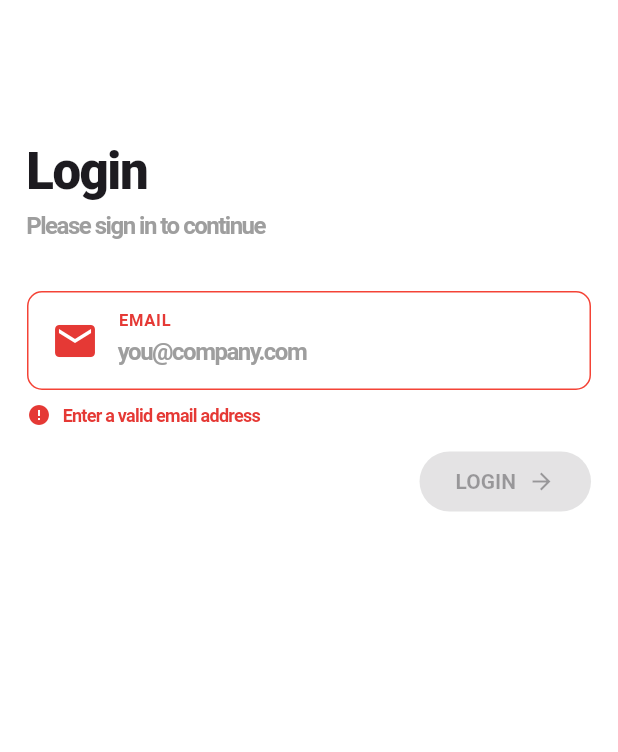
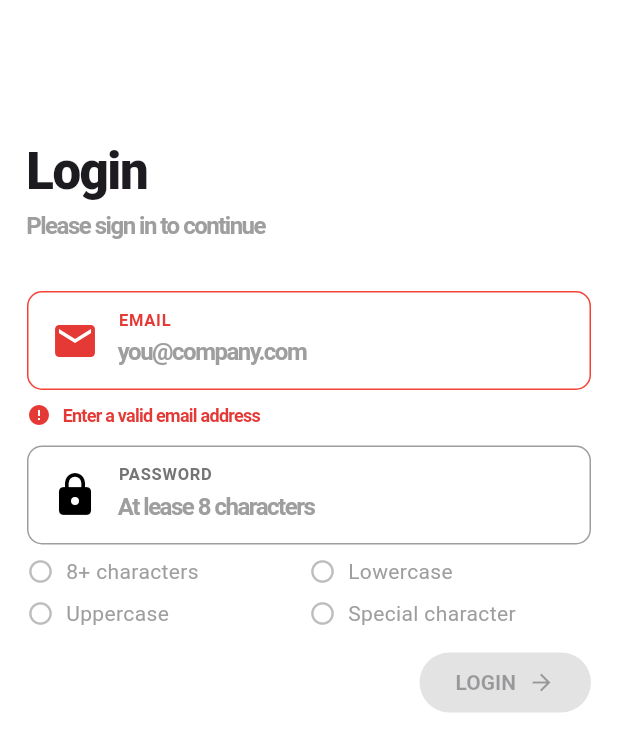
Before and after one commit to rostikmakhanko/red_bull_case_study_application, a Flutter app: the screen it shows after launch, on a phone screen of 412 x 824 dp. Shown: the top 752 px of the screen. Run offline on Flutter 3.47's test engine with Material 3 defaults, Android fonts, the phone set to English and light mode, and no system bars.

Commit message:
Add password validation by 4 criterias

```diff
--- a/lib/screens/login_screen.dart
+++ b/lib/screens/login_screen.dart
@@ -1,4 +1,5 @@
 import 'package:flutter/material.dart';
+
 import 'media_library_screen.dart';
 
 class LoginScreen extends StatefulWidget {
@@ -19,6 +20,17 @@ class _LoginScreenState extends State<LoginScreen> {
     }
     return RegExp(r'^[\w.-]+@([\w-]+\.)+[\w-]{2,}$').hasMatch(email);
   }
+
+  bool get _hasMinLength => password.length >= 8;
+  bool get _hasUppercase => RegExp(r'[A-Z]').hasMatch(password);
+  bool get _hasLowercase => RegExp(r'[a-z]').hasMatch(password);
+  bool get _hasSpecialChar =>
+      RegExp(r'[!@#$%^&*(),.?":{}|<>]').hasMatch(password);
+
+  bool get _isPasswordValid =>
+      _hasMinLength && _hasUppercase && _hasLowercase && _hasSpecialChar;
+
+  bool get _isFormValid => _isEmailValid && _isPasswordValid;
 
   @override
   Widget build(BuildContext context) {
@@ -63,9 +75,22 @@ class _LoginScreenState extends State<LoginScreen> {
               ),
 
               const SizedBox(height: 12),
+              PasswordField(
+                onChanged: (value) {
+                  setState(() {
+                    password = value;
+                  });
+                },
+                hasMinLength: _hasMinLength,
+                hasUppercase: _hasUppercase,
+                hasLowercase: _hasLowercase,
+                hasSpecialChar: _hasSpecialChar,
+              ),
+
+              const SizedBox(height: 12),
               Align(
                 alignment: Alignment.centerRight,
-                child: LoginButton(enabled: _isEmailValid),
+                child: LoginButton(enabled: _isFormValid),
               ),
             ],
           ),
@@ -110,7 +135,7 @@ class EmailField extends StatelessWidget {
                 child: Icon(
                   Icons.mail,
                   size: 32,
-                  color: showError ? Colors.red.shade600 : Colors.grey.shade600,
+                  color: showError ? Colors.red.shade600 : Colors.black,
                 ),
               ),
 
@@ -180,6 +205,135 @@ class EmailField extends StatelessWidget {
   }
 }
 
+class PasswordField extends StatelessWidget {
+  final ValueChanged<String> onChanged;
+  final bool hasMinLength;
+  final bool hasUppercase;
+  final bool hasLowercase;
+  final bool hasSpecialChar;
+
+  const PasswordField({
+    super.key,
+    required this.onChanged,
+    required this.hasMinLength,
+    required this.hasUppercase,
+    required this.hasLowercase,
+    required this.hasSpecialChar,
+  });
+
+  @override
+  Widget build(BuildContext context) {
+    return Column(
+      children: [
+        Container(
+          decoration: BoxDecoration(
+            border: Border.all(color: Colors.grey, width: 1),
+            borderRadius: BorderRadius.circular(10),
+          ),
+          padding: const EdgeInsets.symmetric(horizontal: 14, vertical: 10),
+          child: Row(
+            children: [
+              Container(
+                width: 34,
+                height: 34,
+                // decoration: BoxDecoration(
+                //   color: showError ? Colors.red.shade100 : Colors.grey.shade100,
+                //   borderRadius: BorderRadius.circular(10),
+                // ),
+                child: Icon(Icons.lock, size: 32, color: Colors.black),
+              ),
+
+              const SizedBox(width: 12),
+              Expanded(
+                child: Column(
+                  crossAxisAlignment: CrossAxisAlignment.start,
+                  children: [
+                    Text(
+                      'PASSWORD',
+                      style: TextStyle(
+                        fontSize: 11,
+                        fontWeight: FontWeight.bold,
+                        color: Colors.grey.shade600,
+                        letterSpacing: 0.5,
+                      ),
+                    ),
+                    TextField(
+                      keyboardType: TextInputType.emailAddress,
+                      decoration: InputDecoration(
+                        border: InputBorder.none,
+                        hintText: 'At lease 8 characters',
+                        hintStyle: TextStyle(
+                          color: Colors.grey.shade500,
+                          fontWeight: FontWeight.bold,
+                          letterSpacing: -1,
+                        ),
+                        isDense: true,
+                        contentPadding: EdgeInsets.only(top: 2, bottom: 2),
+                      ),
+                      onChanged: onChanged,
+                      style: const TextStyle(
+                        fontSize: 16,
+                        fontWeight: FontWeight.bold,
+                        letterSpacing: -1,
+                      ),
+                    ),
+                  ],
+                ),
+              ),
+            ],
+          ),
+        ),
+
+        const SizedBox(height: 8),
+        Row(
+          children: [
+            Expanded(
+              child: Column(
+                crossAxisAlignment: CrossAxisAlignment.start,
+                children: [
+                  _requirementRow('8+ characters', hasMinLength),
+                  const SizedBox(height: 8),
+                  _requirementRow('Uppercase', hasUppercase),
+                ],
+              ),
+            ),
+            Expanded(
+              child: Column(
+                crossAxisAlignment: CrossAxisAlignment.start,
+                children: [
+                  _requirementRow('Lowercase', hasLowercase),
+                  const SizedBox(height: 8),
+                  _requirementRow('Special character', hasSpecialChar),
+                ],
+              ),
+            ),
+          ],
+        ),
+      ],
+    );
+  }
+}
+
+Widget _requirementRow(String label, bool met) {
+  return Row(
+    children: [
+      Icon(
+        met ? Icons.check_circle : Icons.circle_outlined,
+        size: 18,
+        color: met ? Colors.green.shade500 : Colors.grey.shade400,
+      ),
+      const SizedBox(width: 8),
+      Text(
+        label,
+        style: TextStyle(
+          fontSize: 14,
+          color: met ? Colors.black87 : Colors.grey.shade500,
+        ),
+      ),
+    ],
+  );
+}
+
 class LoginButton extends StatelessWidget {
   final bool enabled;
 
@@ -188,16 +342,18 @@ class LoginButton extends StatelessWidget {
   void _openMediaLibraryScreen(BuildContext context) {
     Navigator.push(
       context,
-      MaterialPageRoute<void>(
-        builder: (context) => const MediaLibraryScreen(),
-      ),
+      MaterialPageRoute<void>(builder: (context) => const MediaLibraryScreen()),
     );
   }
 
   @override
   Widget build(BuildContext context) {
     return ElevatedButton(
-      onPressed: enabled ? () {_openMediaLibraryScreen(context);} : null,
+      onPressed: enabled
+          ? () {
+              _openMediaLibraryScreen(context);
+            }
+          : null,
       child: const Row(
         mainAxisSize: MainAxisSize.min,
         children: [
```
